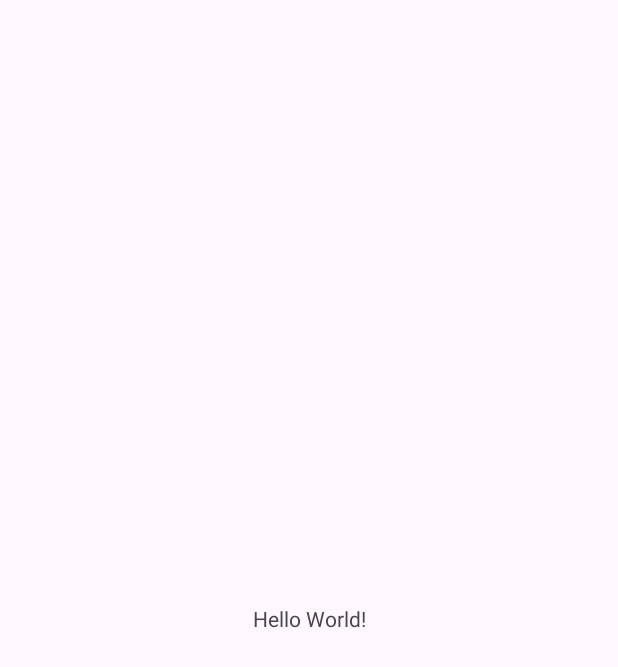
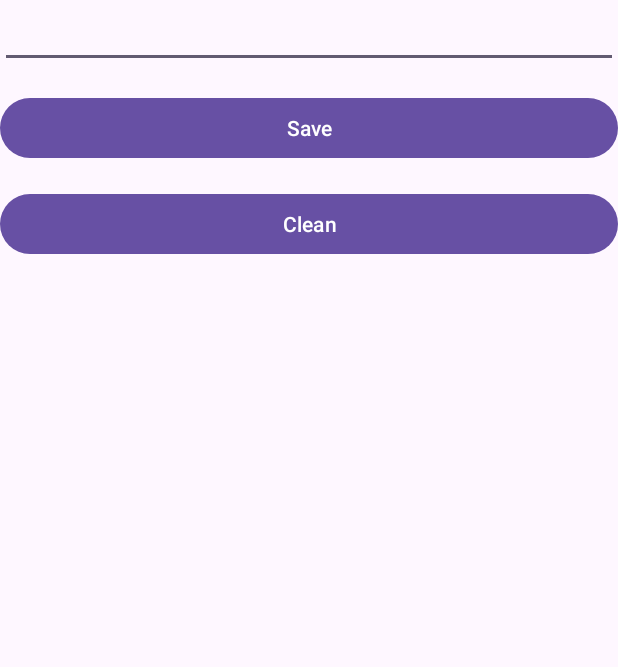
Before and after one commit to igor-rodin/android_dev_1_2022, an Android app: the screen it shows after launch (MainActivity), on a phone screen of 412 x 824 dp. Before the commit the part shown is almost empty. Shown: the top 667 px of the screen. Run offline under Robolectric (Android 15) with nearby library versions, the phone set to English and light mode, and no system bars.

Commit message:
Done app layout

```diff
--- a/m11_timer_data_storage/app/src/main/res/layout/activity_main.xml
+++ b/m11_timer_data_storage/app/src/main/res/layout/activity_main.xml
@@ -5,15 +5,47 @@
     android:id="@+id/main"
     android:layout_width="match_parent"
     android:layout_height="match_parent"
+    android:padding="64dp"
     tools:context=".MainActivity">
 
-    <TextView
-        android:layout_width="wrap_content"
+    <androidx.appcompat.widget.AppCompatEditText
+        android:id="@+id/input_text"
+        android:layout_width="0dp"
         android:layout_height="wrap_content"
-        android:text="Hello World!"
-        app:layout_constraintBottom_toBottomOf="parent"
         app:layout_constraintEnd_toEndOf="parent"
         app:layout_constraintStart_toStartOf="parent"
         app:layout_constraintTop_toTopOf="parent" />
 
+    <com.google.android.material.button.MaterialButton
+        android:id="@+id/btn_save"
+        android:layout_width="0dp"
+        android:layout_height="wrap_content"
+        android:text="@string/save_btn_title"
+        android:layout_marginTop="16dp"
+        app:layout_constraintEnd_toEndOf="@id/input_text"
+        app:layout_constraintStart_toStartOf="@id/input_text"
+        app:layout_constraintTop_toBottomOf="@id/input_text"/>
+
+    <com.google.android.material.button.MaterialButton
+        android:id="@+id/btn_clean"
+        android:layout_width="0dp"
+        android:layout_height="wrap_content"
+        android:text="@string/clean_btn_title"
+        android:layout_marginTop="16dp"
+        app:layout_constraintEnd_toEndOf="@id/btn_save"
+        app:layout_constraintStart_toStartOf="@id/btn_save"
+        app:layout_constraintTop_toBottomOf="@id/btn_save"/>
+
+    <TextView
+        android:id="@+id/message"
+        android:layout_width="0dp"
+        android:layout_height="wrap_content"
+        android:layout_marginTop="16dp"
+        android:gravity="center"
+        android:textSize="18sp"
+        tools:text="@tools:sample/lorem"
+        app:layout_constraintEnd_toEndOf="@id/btn_clean"
+        app:layout_constraintStart_toStartOf="@id/btn_clean"
+        app:layout_constraintTop_toBottomOf="@id/btn_clean" />
+
 </androidx.constraintlayout.widget.ConstraintLayout>
--- a/m11_timer_data_storage/app/src/main/res/values/strings.xml
+++ b/m11_timer_data_storage/app/src/main/res/values/strings.xml
@@ -1,3 +1,5 @@
 <resources>
     <string name="app_name">data_storage</string>
+    <string name="save_btn_title">Save</string>
+    <string name="clean_btn_title">Clean</string>
 </resources>
```
